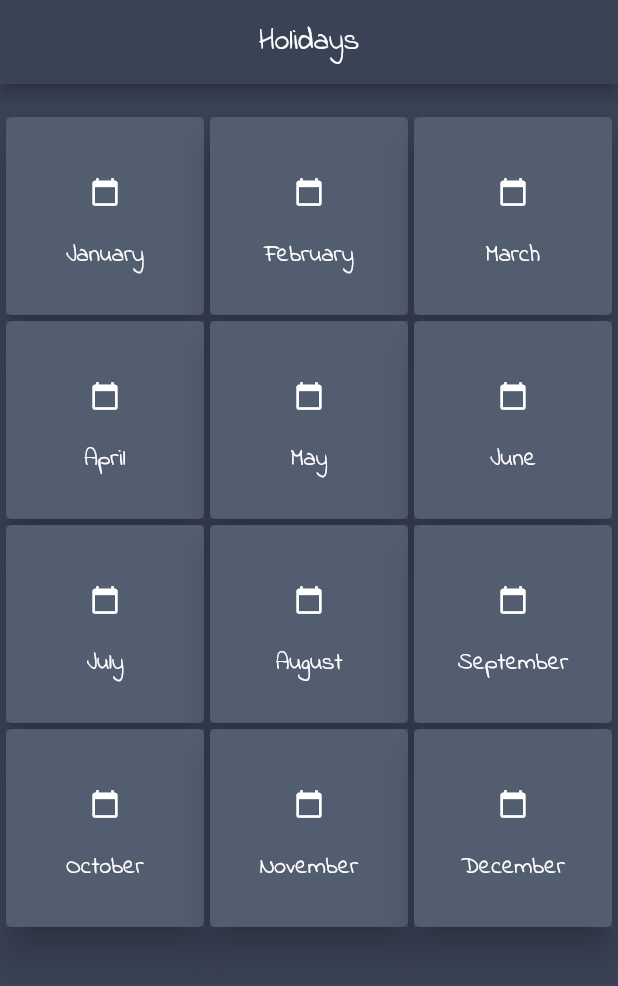
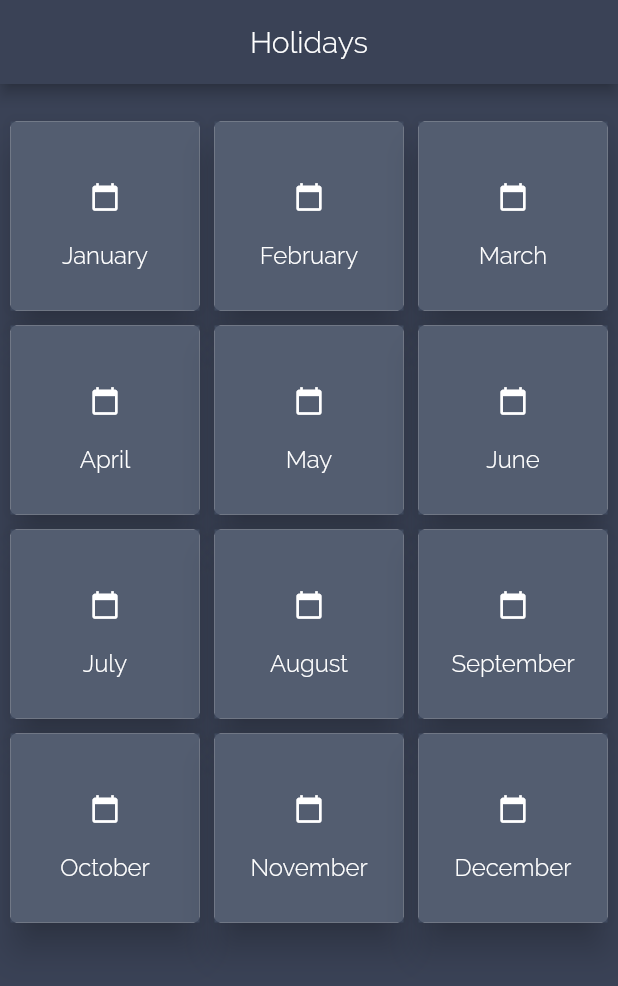
Before and after one commit to BDMADE/holidayBangladesh, a Flutter app: the screen it shows after launch, on a phone screen of 412 x 824 dp. Shown: the top 986 px of the screen. Run offline on Flutter 3.47's test engine with Material 2 defaults, Android fonts, the phone set to English and light mode, and no system bars; missing offline and left inert: admob_flutter; statements that could not run were skipped.

Commit message:
fix font

```diff
--- a/lib/main.dart
+++ b/lib/main.dart
@@ -52,8 +52,7 @@ class _SplashScreenState extends State<SplashScreen> {
         child: Text('Holidays',
           textAlign: TextAlign.center,
           style: TextStyle(fontSize: 50.0,
-              fontFamily: 'IndieFlower',
-              color: Colors.white),
+          color: Colors.white),
         ),
       ),
     );
@@ -67,7 +66,7 @@ class FirstScreen extends StatelessWidget {
   @override
   Widget build(BuildContext context) {
     return Scaffold(
-      appBar: AppBar(title: Text('Holidays', style: TextStyle(fontFamily: 'IndieFlower'),), centerTitle: true,),
+      appBar: AppBar(title: Text('Holidays'), centerTitle: true,),
       backgroundColor: Color.fromRGBO(58, 66, 86, 1.0),
       body: Container(
         padding: EdgeInsets.symmetric(vertical: 20.0, horizontal: 2.0),
@@ -77,7 +76,7 @@ class FirstScreen extends StatelessWidget {
           itemBuilder: (context, index) {
             return Card(
                 elevation: 10.0,
-                margin: EdgeInsets.all(2.0),
+                margin: EdgeInsets.all(5.0),
                 child: Container(
                   decoration: BoxDecoration(color: Color.fromRGBO(64, 75, 96, .9)),
                   child: InkWell(
@@ -98,7 +97,7 @@ class FirstScreen extends StatelessWidget {
                             )),
                         SizedBox(height: 20.0),
                         new Center(
-                          child: new Text(months[index].title, style:TextStyle(fontSize: 16.0, color: Colors.white, fontFamily: 'IndieFlower')),
+                          child: new Text(months[index].title, style:TextStyle(fontSize: 16.0, color: Colors.white)),
                         )
                       ],
                     ),
@@ -126,7 +125,7 @@ class _SecondScreenState extends State<SecondScreen> {
   Widget build(BuildContext context) {
     return Scaffold(
         appBar: AppBar(title: Text(widget.month.title,
-          style: TextStyle(fontFamily: 'IndieFlower'),
+          style: TextStyle(fontFamily: 'Raleway'),
         ),
           centerTitle: true,),
         backgroundColor: Color.fromRGBO(58, 66, 86, 1.0),
@@ -261,9 +260,16 @@ class _ThirdScreenState extends State<ThirdScreen> {
 }
 
 String getAppId() {
-  return 'ca-app-pub-8933442195154449~4178301396';
+  // test code
+  return 'ca-app-pub-3940256099942544~3347511713';
+  // real code
+//  return 'ca-app-pub-8933442195154449~4178301396';
+
 }
 
 String getBannerAdUnitId() {
-  return 'ca-app-pub-8933442195154449/9486468398';
+  //test code
+  return 'ca-app-pub-3940256099942544/6300978111';
+  // real code
+ // return 'ca-app-pub-8933442195154449/9486468398';
 }
```
